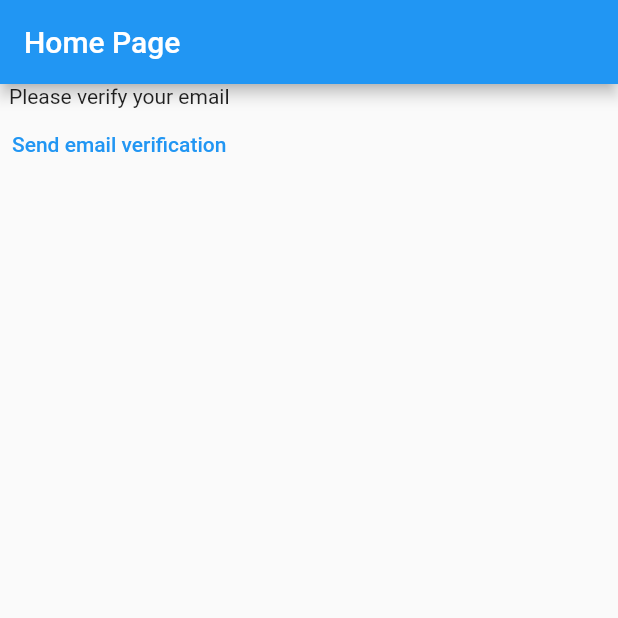
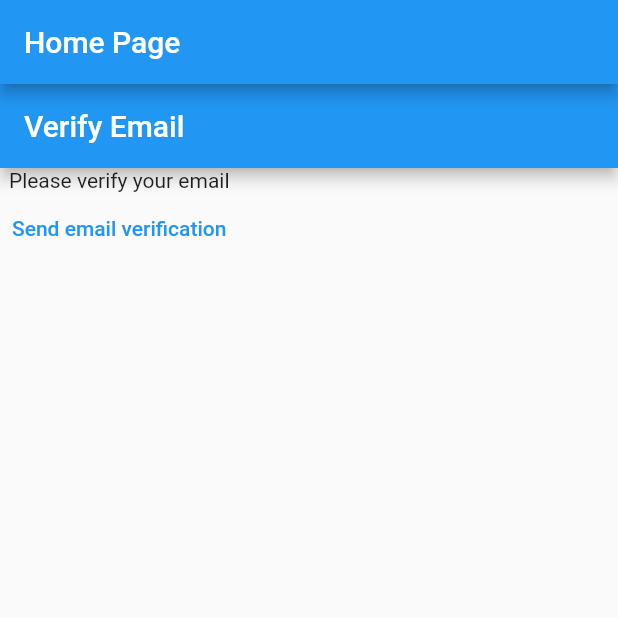
Before and after one commit to hedi-ch/my_first_flutter_app, a Flutter app: the screen it shows after launch, on a phone screen of 412 x 824 dp, the top half of it. Run offline on Flutter 3.47's test engine with Material 2 defaults, Android fonts, the phone set to English and light mode, and no system bars; our stand-ins replace firebase_auth, firebase_core; accounts and stored records are empty.

Commit message:
refactor the code of the email verification and separet the view from the widjet

```diff
--- /dev/null
+++ b/lib/Widget/email_verification.dart
@@ -0,0 +1,15 @@
+import 'package:firebase_auth/firebase_auth.dart';
+import 'package:flutter/material.dart';
+
+Widget emailVerification() =>Column(
+      children: [
+        const Text("Please verify your email"),
+        TextButton(
+          onPressed: () async {
+            final user = FirebaseAuth.instance.currentUser;
+            await user?.sendEmailVerification();
+          },
+          child: const Text("Send email verification"),
+        )
+      ],
+    );
--- a/lib/view/verify_email_view.dart
+++ b/lib/view/verify_email_view.dart
@@ -1,7 +1,7 @@
-import 'package:firebase_auth/firebase_auth.dart';
+
 import 'package:flutter/material.dart';
-import 'package:my_first_flutter_app/Widget/login.dart';
-import 'package:my_first_flutter_app/view/login_view.dart';
+import 'package:my_first_flutter_app/Widget/email_verification.dart';
+
 
 class VerifyEmailView extends StatefulWidget {
   const VerifyEmailView({super.key});
@@ -13,20 +13,21 @@ class VerifyEmailView extends StatefulWidget {
 class _VerifyEmailViewState extends State<VerifyEmailView> {
   @override
   Widget build(BuildContext context) {
-    return Column(
-      children: [
-        const Text("Please verify your email"),
-        TextButton(
-          onPressed: () async {
-            final user = FirebaseAuth.instance.currentUser;
-            await user?.sendEmailVerification();
-            print(user);
-            Navigator.of(context).push(
-                MaterialPageRoute(builder: (context) => const LoginView()));
-          },
-          child: const Text("Send email verification"),
-        )
-      ],
-    );
+    return Scaffold(
+        appBar: AppBar(
+          title: const Text('Verify Email'),
+        ),
+        body: /*FutureBuilder(
+            future: Firebase.initializeApp(
+              options: DefaultFirebaseOptions.currentPlatform,
+            ),
+            builder: (context, snapshot) {
+              switch (snapshot.connectionState) {
+                case ConnectionState.done:
+                  return*/ emailVerification()/*;
+                default:
+                  return const Text("Loading...🔒");
+              }
+            })*/);
   }
 }
```
